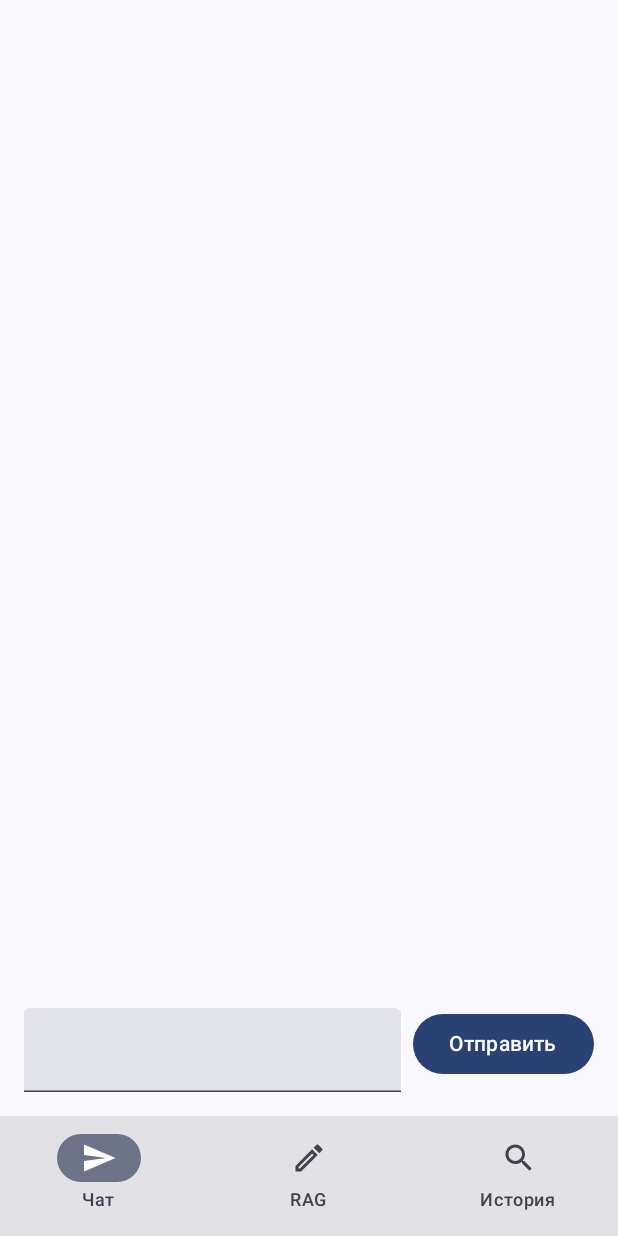
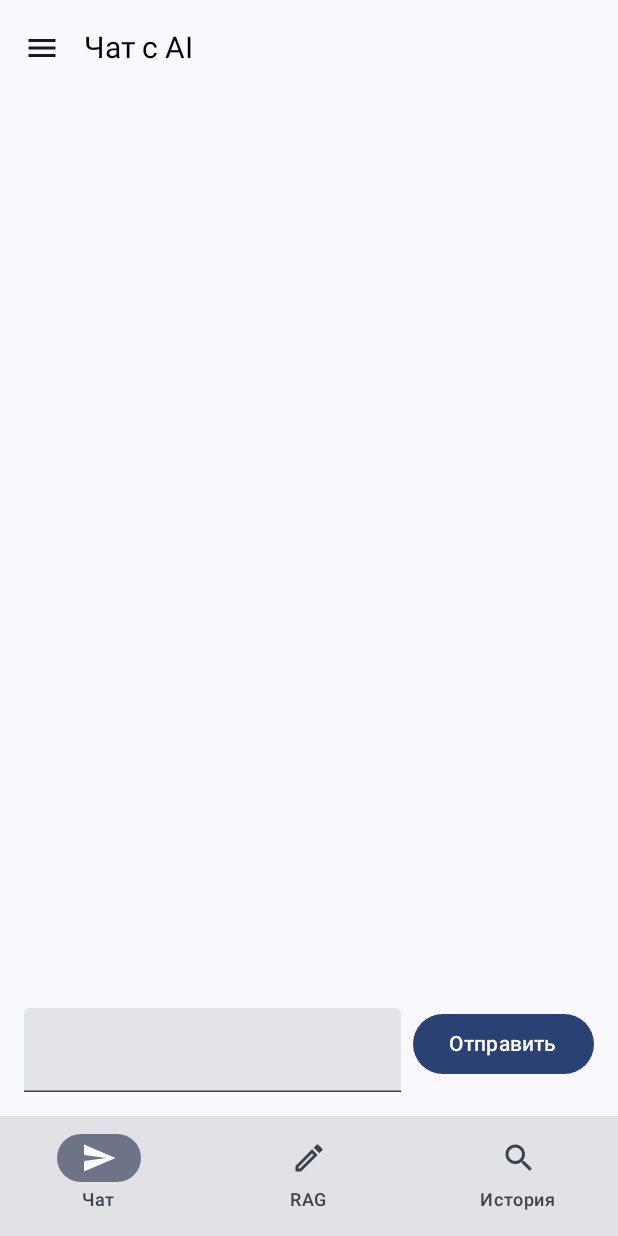
Before and after one commit to YarLys/ChatWithAI, an Android app built with Jetpack Compose: the screen it shows after launch (MainActivity), on a phone screen of 412 x 824 dp. Run offline under Robolectric (Android 15) with nearby library versions, the phone set to English and light mode, and no system bars; our stand-ins replace Dagger/Hilt's generated code, Room's generated code.

Commit message:
added drawer menu for list of chats

```diff
--- a/app/src/main/java/com/example/chatwithai/presentation/chat/ChatScreen.kt
+++ b/app/src/main/java/com/example/chatwithai/presentation/chat/ChatScreen.kt
@@ -1,14 +1,13 @@
 package com.example.chatwithai.presentation.chat
 
 
-import android.util.Log
+import android.annotation.SuppressLint
 import androidx.compose.foundation.layout.*
 import androidx.compose.foundation.lazy.LazyColumn
 import androidx.compose.foundation.lazy.items
 import androidx.compose.foundation.lazy.rememberLazyListState
 import androidx.compose.material.icons.Icons
-import androidx.compose.material.icons.filled.Star
-import androidx.compose.material.icons.outlined.StarOutline
+import androidx.compose.material.icons.filled.Chat
 import androidx.compose.material3.*
 import androidx.compose.runtime.*
 import androidx.compose.ui.Alignment
@@ -16,8 +15,13 @@ import androidx.compose.ui.Modifier
 import androidx.compose.ui.unit.dp
 import androidx.hilt.navigation.compose.hiltViewModel
 import com.example.chatwithai.domain.model.Message
-import com.example.chatwithai.presentation.rags.RagSharedEvent
+import com.example.chatwithai.presentation.chat.components.AppBar
+import com.example.chatwithai.presentation.chat.components.DrawerBody
+import com.example.chatwithai.presentation.chat.components.DrawerHeader
+import com.example.chatwithai.presentation.chat.components.MenuItem
+import kotlinx.coroutines.launch
 
+@SuppressLint("UnusedMaterial3ScaffoldPaddingParameter")
 @OptIn(ExperimentalMaterial3Api::class)
 @Composable
 fun ChatScreen() {
@@ -26,15 +30,53 @@ fun ChatScreen() {
     val messages by viewModel.messages.collectAsState()
     val state by viewModel.state.collectAsState() // loading state
 
-    // Состояние списка
+    // list state
     val listState = rememberLazyListState()
 
+    val drawerState = rememberDrawerState(initialValue = DrawerValue.Closed)
+    val scope = rememberCoroutineScope()
+    //val chats by viewModel.chats.collectAsState()  // list of chats
+
+    ModalNavigationDrawer(
+        drawerState = drawerState,
+        drawerContent = {
+            ModalDrawerSheet {
+                DrawerHeader()
+                DrawerBody(
+                    items = listOf(MenuItem(id = 0, title = "Chat1", icon = Icons.Default.Chat)),
+                    onItemClick = {
+                        // todo event change chat list
+                        scope.launch {
+                            drawerState.close()  // close drawer when select chat
+                        }
+                    }
+                )
+            }
+        },
+        gesturesEnabled = true, // allow swipe to open/close Drawer
+        modifier = Modifier.fillMaxSize()
+    ) {
+        Scaffold(
+            topBar = {
+                AppBar(   // исправить, чтобы не заезжал текст сообщений сюда
+                    onNavigationIconClick = {
+                        scope.launch {
+                            //drawerState.open()
+                            drawerState.apply {
+                                if (isClosed) open() else close()
+                            }
+                        }
+                    }
+                )
+            }
+        ) { innerPadding ->
             Column(
                 modifier = Modifier
                     .fillMaxSize()
+                    .padding(innerPadding)
                     .padding(16.dp)
             ) {
-        // Список сообщений
+                // messages list
                 LazyColumn(
                     modifier = Modifier
                         .weight(1f)
@@ -107,6 +149,8 @@ fun ChatScreen() {
                 }
             }
         }
+    }
+}
 
 @Composable
 fun ShowMessage(message: Message) {
--- a/app/src/main/java/com/example/chatwithai/presentation/chat/ChatViewModel.kt
+++ b/app/src/main/java/com/example/chatwithai/presentation/chat/ChatViewModel.kt
@@ -11,6 +11,7 @@ import com.example.chatwithai.domain.use_case.RequestUseCase
 import com.example.chatwithai.domain.use_case.messages.SaveMessage
 import com.example.chatwithai.domain.use_case.messages.UseMessage
 import com.example.chatwithai.domain.use_case.rags.UseRag
+import com.example.chatwithai.presentation.chat.components.MenuItem
 import com.example.chatwithai.presentation.history.MessageSharedEvent
 import com.example.chatwithai.presentation.rags.RagSharedEvent
 import dagger.hilt.android.lifecycle.HiltViewModel
@@ -35,6 +36,9 @@ class ChatViewModel @Inject constructor(
 
     private val _userMessage = MutableStateFlow("")
     val userMessage: StateFlow<String> = _userMessage
+
+    private val _chats = MutableStateFlow<List<MenuItem>>(emptyList())
+    val chats: MutableStateFlow<List<MenuItem>> = _chats
 
     init {
         viewModelScope.launch {
--- /dev/null
+++ b/app/src/main/java/com/example/chatwithai/presentation/chat/components/AppBar.kt
@@ -0,0 +1,31 @@
+package com.example.chatwithai.presentation.chat.components
+
+import androidx.compose.material.IconButton
+import androidx.compose.material.Text
+import androidx.compose.material.icons.Icons
+import androidx.compose.material.icons.filled.Menu
+import androidx.compose.material3.ExperimentalMaterial3Api
+import androidx.compose.material3.Icon
+import androidx.compose.material3.TopAppBar
+import androidx.compose.runtime.Composable
+import androidx.compose.ui.unit.sp
+
+@OptIn(ExperimentalMaterial3Api::class)
+@Composable
+fun AppBar(
+    onNavigationIconClick: () -> Unit
+) {
+    TopAppBar(
+        title = {
+            Text(text = "Чат с AI", fontSize = 20.sp)
+        },
+        navigationIcon = {
+            IconButton(onClick = onNavigationIconClick) {
+                Icon(
+                    imageVector = Icons.Default.Menu,
+                    contentDescription = "Toggle drawer"
+                )
+            }
+        }
+    )
+}
--- /dev/null
+++ b/app/src/main/java/com/example/chatwithai/presentation/chat/components/Drawer.kt
@@ -0,0 +1,68 @@
+package com.example.chatwithai.presentation.chat.components
+
+import androidx.compose.foundation.clickable
+import androidx.compose.foundation.layout.Box
+import androidx.compose.foundation.layout.Row
+import androidx.compose.foundation.layout.Spacer
+import androidx.compose.foundation.layout.fillMaxWidth
+import androidx.compose.foundation.layout.padding
+import androidx.compose.foundation.layout.width
+import androidx.compose.foundation.lazy.LazyColumn
+import androidx.compose.foundation.lazy.items
+import androidx.compose.material3.Divider
+import androidx.compose.material3.Icon
+import androidx.compose.material3.Text
+import androidx.compose.runtime.Composable
+import androidx.compose.ui.Alignment
+import androidx.compose.ui.Modifier
+import androidx.compose.ui.text.TextStyle
+import androidx.compose.ui.tooling.preview.Preview
+import androidx.compose.ui.unit.dp
+import androidx.compose.ui.unit.sp
+
+@Composable
+fun DrawerHeader() {
+    Box(
+        contentAlignment = Alignment.TopStart,
+        modifier = Modifier
+            .padding(16.dp)
+    ) {
+        Text(
+            text = "Сохраненные чаты",
+            fontSize = 20.sp,   // maybe 16 ?
+        )
+    }
+    Divider()
+}
+
+@Composable
+fun DrawerBody(
+    items: List<MenuItem>,
+    modifier: Modifier = Modifier,
+    itemTextStyle: TextStyle = TextStyle(fontSize = 18.sp),
+    onItemClick: (MenuItem) -> Unit
+) {
+    LazyColumn(modifier) {
+        items(items) { item ->
+            Row(
+                modifier = Modifier
+                    .fillMaxWidth()
+                    .clickable {
+                        onItemClick(item)
+                    }
+                    .padding(16.dp)
+            ) {
+                Icon(
+                    imageVector = item.icon,
+                    contentDescription = "chat"
+                )
+                Spacer(modifier = Modifier.width(16.dp))
+                Text(
+                    text = item.title,
+                    style = itemTextStyle,
+                    modifier = Modifier.weight(1f)
+                )
+            }
+        }
+    }
+}
--- /dev/null
+++ b/app/src/main/java/com/example/chatwithai/presentation/chat/components/MenuItem.kt
@@ -0,0 +1,9 @@
+package com.example.chatwithai.presentation.chat.components
+
+import androidx.compose.ui.graphics.vector.ImageVector
+
+data class MenuItem(
+    val id: Int,
+    val title: String,
+    val icon: ImageVector
+)
```
Lines whose indentation alone changed are shown as unchanged.
